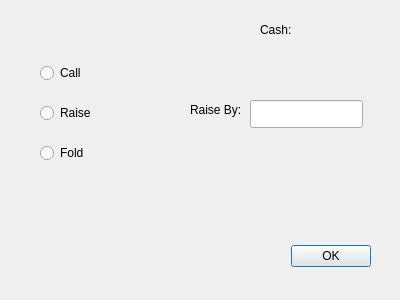
Above: src/PokerFaceView/untitled/usergameinputdialogue.ui from Cooper-Lynn/Poker-Face-Cpp before the change. Below: the same form after it.
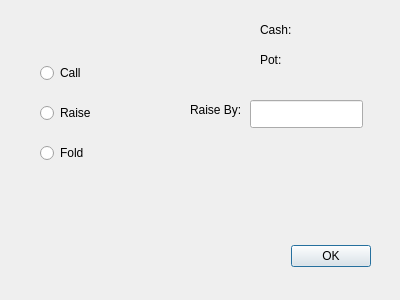
That is the form after the change.

Diff of the .ui file:
```diff
--- a/src/PokerFaceView/untitled/usergameinputdialogue.ui
+++ b/src/PokerFaceView/untitled/usergameinputdialogue.ui
@@ -104,6 +104,19 @@
     </rect>
    </property>
   </widget>
+  <widget class="QLabel" name="potLabel">
+   <property name="geometry">
+    <rect>
+     <x>260</x>
+     <y>50</y>
+     <width>131</width>
+     <height>20</height>
+    </rect>
+   </property>
+   <property name="text">
+    <string>Pot: </string>
+   </property>
+  </widget>
  </widget>
  <resources/>
  <connections>
```
